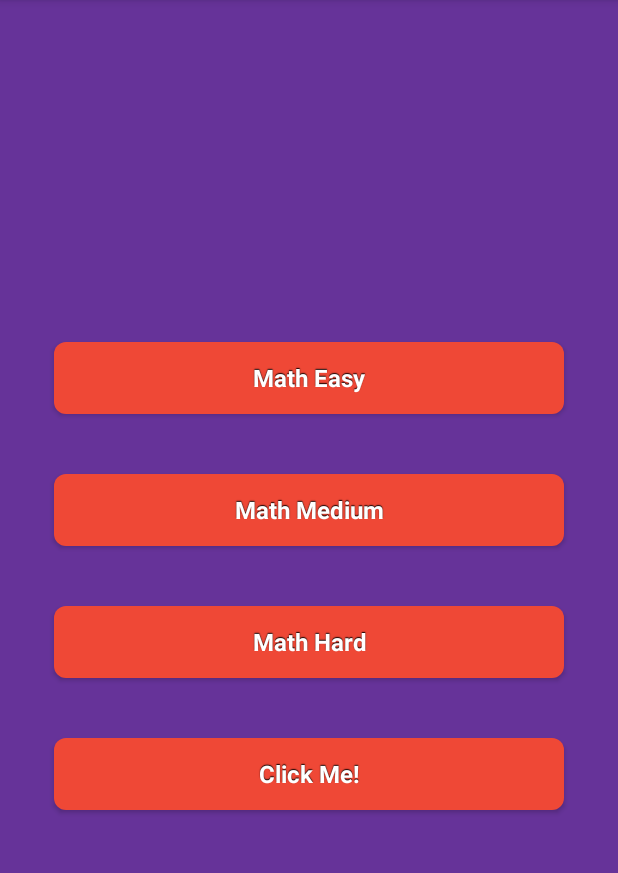
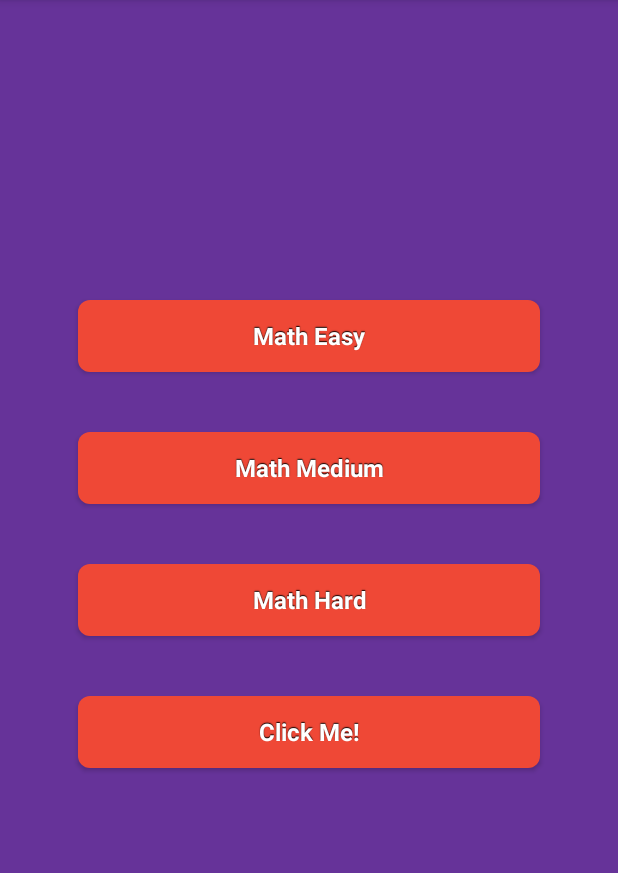
Before and after one commit to altonlau/QuizDown, an Android app: the screen it shows after launch (MainActivity), on a phone screen of 412 x 824 dp, the part 84-957 px from its top. Run offline under Robolectric (Android 15) with nearby library versions, the phone set to English and light mode, and no system bars.

Commit message:
Got the fragment working

```diff
--- a/android/QuizDown/app/src/main/AndroidManifest.xml
+++ b/android/QuizDown/app/src/main/AndroidManifest.xml
@@ -9,7 +9,7 @@
         android:supportsRtl="true"
         android:theme="@style/AppTheme" >
         <activity
-            android:name=".MainActivity"
+            android:name=".activity.MainActivity"
             android:label="@string/app_name"
             android:theme="@style/AppTheme.NoActionBar" >
             <intent-filter>
--- a/android/QuizDown/app/src/main/java/com/ag/quizdown/MainActivity.java
+++ b/android/QuizDown/app/src/main/java/com/ag/quizdown/activity/MainActivity.java
@@ -1,14 +1,20 @@
-package com.ag.quizdown;
+package com.ag.quizdown.activity;
 
 import android.os.Bundle;
+import android.support.v4.app.FragmentManager;
+import android.support.v4.app.FragmentTransaction;
 import android.support.v7.app.AppCompatActivity;
 import android.support.v7.widget.Toolbar;
 import android.view.Menu;
 import android.view.MenuItem;
 
+import com.ag.quizdown.fragment.MainFragment;
+import com.ag.quizdown.R;
 import com.ag.quizdown.sound.Sound;
 
 public class MainActivity extends AppCompatActivity {
+
+    private MainFragment mMainFragment;
 
     @Override
     protected void onCreate(Bundle savedInstanceState) {
@@ -17,6 +23,14 @@ public class MainActivity extends AppCompatActivity {
         Toolbar toolbar = (Toolbar) findViewById(R.id.toolbar);
         setSupportActionBar(toolbar);
 
+        mMainFragment = new MainFragment();
+
+        FragmentManager fragmentManager = getSupportFragmentManager();
+        FragmentTransaction fragmentTransaction = fragmentManager.beginTransaction();
+
+        fragmentTransaction.replace(R.id.content_main, mMainFragment);
+        fragmentTransaction.addToBackStack(null);
+        fragmentTransaction.commit();
 
     }
 
--- /dev/null
+++ b/android/QuizDown/app/src/main/java/com/ag/quizdown/fragment/MainFragment.java
@@ -0,0 +1,50 @@
+package com.ag.quizdown.fragment;
+
+
+import android.os.Bundle;
+import android.support.v4.app.Fragment;
+import android.view.LayoutInflater;
+import android.view.View;
+import android.view.ViewGroup;
+import android.widget.Button;
+
+import com.ag.quizdown.R;
+
+public class MainFragment extends Fragment {
+
+    private Button mMathEasy;
+    private Button mMathMedium;
+    private Button mMathHard;
+    private Button mClickMe;
+
+    public MainFragment() {
+    }
+
+
+    @Override
+    public View onCreateView(LayoutInflater inflater, ViewGroup container,
+                             Bundle savedInstanceState) {
+        // Inflate the layout for this fragment
+        return inflater.inflate(R.layout.fragment_main, container, false);
+    }
+
+    @Override
+    public void onStart() {
+        super.onStart();
+
+        mMathEasy = (Button) getView().findViewById(R.id.btn_math_easy);
+        mMathMedium = (Button) getView().findViewById(R.id.btn_math_medium);
+        mMathHard = (Button) getView().findViewById(R.id.btn_math_hard);
+        mClickMe = (Button) getView().findViewById(R.id.btn_click_me);
+
+        mMathEasy.setOnClickListener(new View.OnClickListener() {
+            @Override
+            public void onClick(View v) {
+
+            }
+        });
+
+    }
+
+
+}
--- a/android/QuizDown/app/src/main/res/layout/activity_main.xml
+++ b/android/QuizDown/app/src/main/res/layout/activity_main.xml
@@ -1,5 +1,5 @@
 <?xml version="1.0" encoding="utf-8"?>
-<android.support.design.widget.CoordinatorLayout xmlns:android="http://schemas.android.com/apk/res/android"
+<RelativeLayout xmlns:android="http://schemas.android.com/apk/res/android"
     xmlns:app="http://schemas.android.com/apk/res-auto"
     xmlns:tools="http://schemas.android.com/tools"
     android:layout_width="match_parent"
@@ -24,4 +24,4 @@
 
     <include layout="@layout/content_main" />
 
-</android.support.design.widget.CoordinatorLayout>
+</RelativeLayout>
--- a/android/QuizDown/app/src/main/res/layout/content_main.xml
+++ b/android/QuizDown/app/src/main/res/layout/content_main.xml
@@ -1,5 +1,7 @@
 <?xml version="1.0" encoding="utf-8"?>
-<LinearLayout xmlns:android="http://schemas.android.com/apk/res/android"
+<LinearLayout
+    android:id="@+id/content_main"
+    xmlns:android="http://schemas.android.com/apk/res/android"
     xmlns:app="http://schemas.android.com/apk/res-auto"
     xmlns:tools="http://schemas.android.com/tools"
     android:layout_width="match_parent"
@@ -14,40 +16,5 @@
     tools:context=".MainActivity"
     tools:showIn="@layout/activity_main">
 
-    <Button
-        android:id="@+id/btn_math_easy"
-        style="@style/btn_main_style"
-        android:layout_width="match_parent"
-        android:layout_height="wrap_content"
-        android:layout_margin="20dp"
-        android:drawablePadding="10dp"
-        android:text="@string/btn_math_easy" />
-
-    <Button
-        android:id="@+id/btn_math_medium"
-        style="@style/btn_main_style"
-        android:layout_width="match_parent"
-        android:layout_height="wrap_content"
-        android:layout_margin="20dp"
-        android:drawablePadding="10dp"
-        android:text="@string/btn_math_medium" />
-
-    <Button
-        android:id="@+id/btn_math_hard"
-        style="@style/btn_main_style"
-        android:layout_width="match_parent"
-        android:layout_height="wrap_content"
-        android:layout_margin="20dp"
-        android:drawablePadding="10dp"
-        android:text="@string/btn_math_hard" />
-
-    <Button
-        android:id="@+id/btn_click_me"
-        style="@style/btn_main_style"
-        android:layout_width="match_parent"
-        android:layout_height="wrap_content"
-        android:layout_margin="20dp"
-        android:drawablePadding="10dp"
-        android:text="@string/btn_click_me" />
 
 </LinearLayout>
--- /dev/null
+++ b/android/QuizDown/app/src/main/res/layout/fragment_main.xml
@@ -0,0 +1,50 @@
+<LinearLayout xmlns:android="http://schemas.android.com/apk/res/android"
+    xmlns:tools="http://schemas.android.com/tools"
+    android:layout_width="match_parent"
+    android:layout_height="match_parent"
+    xmlns:app="http://schemas.android.com/apk/res-auto"
+    android:padding="16dp"
+    android:gravity="center"
+    android:orientation="vertical"
+    app:layout_behavior="@string/appbar_scrolling_view_behavior"
+    tools:context="com.ag.quizdown.fragment.MainFragment"
+    tools:showIn="@layout/activity_main">
+
+    <Button
+        android:id="@+id/btn_math_easy"
+        style="@style/btn_main_style"
+        android:layout_width="match_parent"
+        android:layout_height="wrap_content"
+        android:layout_margin="20dp"
+        android:drawablePadding="10dp"
+        android:text="@string/btn_math_easy" />
+
+    <Button
+        android:id="@+id/btn_math_medium"
+        style="@style/btn_main_style"
+        android:layout_width="match_parent"
+        android:layout_height="wrap_content"
+        android:layout_margin="20dp"
+        android:drawablePadding="10dp"
+        android:text="@string/btn_math_medium" />
+
+    <Button
+        android:id="@+id/btn_math_hard"
+        style="@style/btn_main_style"
+        android:layout_width="match_parent"
+        android:layout_height="wrap_content"
+        android:layout_margin="20dp"
+        android:drawablePadding="10dp"
+        android:text="@string/btn_math_hard" />
+
+    <Button
+        android:id="@+id/btn_click_me"
+        style="@style/btn_main_style"
+        android:layout_width="match_parent"
+        android:layout_height="wrap_content"
+        android:layout_margin="20dp"
+        android:drawablePadding="10dp"
+        android:text="@string/btn_click_me" />
+
+
+</LinearLayout>
--- a/android/QuizDown/app/src/main/res/values-v21/styles.xml
+++ b/android/QuizDown/app/src/main/res/values-v21/styles.xml
@@ -1,8 +1,8 @@
-<resources>>
+<resources>
     <style name="AppTheme.NoActionBar">
-        <item name="windowActionBar">false</item>
+        <item name="windowActionBar">true</item>
         <item name="windowNoTitle">true</item>
-        <item name="android:windowDrawsSystemBarBackgrounds">true</item>
+        <item name="android:windowDrawsSystemBarBackgrounds">false</item>
         <item name="android:statusBarColor">@android:color/transparent</item>
     </style>
 </resources>
--- a/android/QuizDown/app/src/main/res/values/strings.xml
+++ b/android/QuizDown/app/src/main/res/values/strings.xml
@@ -5,4 +5,7 @@
     <string name="btn_math_medium">Math Medium</string>
     <string name="btn_math_easy">Math Easy</string>
     <string name="btn_click_me">Click Me!</string>
+
+<!-- TODO: Remove or change this placeholder text -->
+    <string name="hello_blank_fragment">Hello blank fragment</string>
 </resources>
--- a/android/QuizDown/app/src/main/res/values/styles.xml
+++ b/android/QuizDown/app/src/main/res/values/styles.xml
@@ -8,7 +8,7 @@
         <item name="colorAccent">@color/colorAccent</item>
     </style>
     <style name="AppTheme.NoActionBar">
-        <item name="windowActionBar">false</item>
+        <item name="windowActionBar">true</item>
         <item name="windowNoTitle">true</item>
     </style>
     <style name="AppTheme.AppBarOverlay" parent="ThemeOverlay.AppCompat.Dark.ActionBar" />
```
